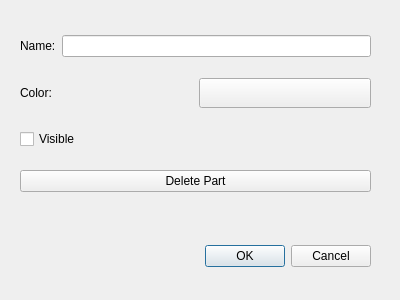
This is GUI/optiondialog.ui in ninyo999/2024_EEEE2076_GROUP6 as Qt 5 draws it before an edit. The edited form follows.
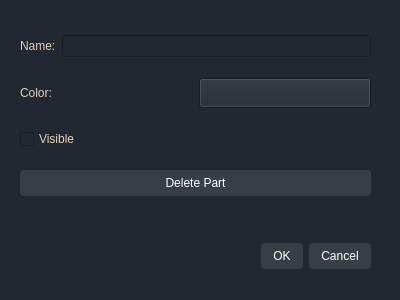
This is the edited form.

```diff
--- a/GUI/optiondialog.ui
+++ b/GUI/optiondialog.ui
@@ -13,6 +13,10 @@
   <property name="windowTitle">
    <string>Part Properties</string>
   </property>
+  <property name="styleSheet">
+   <string notr="true"> background-color: #222831;  /* darkest gray */
+  color: #DFD0B8;             /* light text */</string>
+  </property>
   <widget class="QDialogButtonBox" name="buttonBox">
    <property name="geometry">
     <rect>
@@ -22,6 +26,19 @@
      <height>32</height>
     </rect>
    </property>
+   <property name="styleSheet">
+    <string notr="true">QPushButton {
+  background-color: #393E46;
+  color: white;
+  border: none;
+  border-radius: 4px;
+  padding: 6px 12px;
+}
+QPushButton:hover {
+  background-color: #948979;
+}
+</string>
+   </property>
    <property name="orientation">
     <enum>Qt::Orientation::Horizontal</enum>
    </property>
@@ -49,7 +66,11 @@
        </widget>
       </item>
       <item>
-       <widget class="QLineEdit" name="lineEdit"/>
+       <widget class="QLineEdit" name="lineEdit">
+        <property name="styleSheet">
+         <string notr="true"/>
+        </property>
+       </widget>
       </item>
      </layout>
     </item>
@@ -86,6 +107,19 @@
     </item>
     <item>
      <widget class="QPushButton" name="deleteButton">
+      <property name="styleSheet">
+       <string notr="true">QPushButton {
+  background-color: #393E46;
+  color: white;
+  border: none;
+  border-radius: 4px;
+  padding: 6px 12px;
+}
+QPushButton:hover {
+  background-color: #948979;
+}
+</string>
+      </property>
       <property name="text">
        <string>Delete Part</string>
       </property>
```
Left out of the diff: 6 changed lines with no effect on the pictures.
